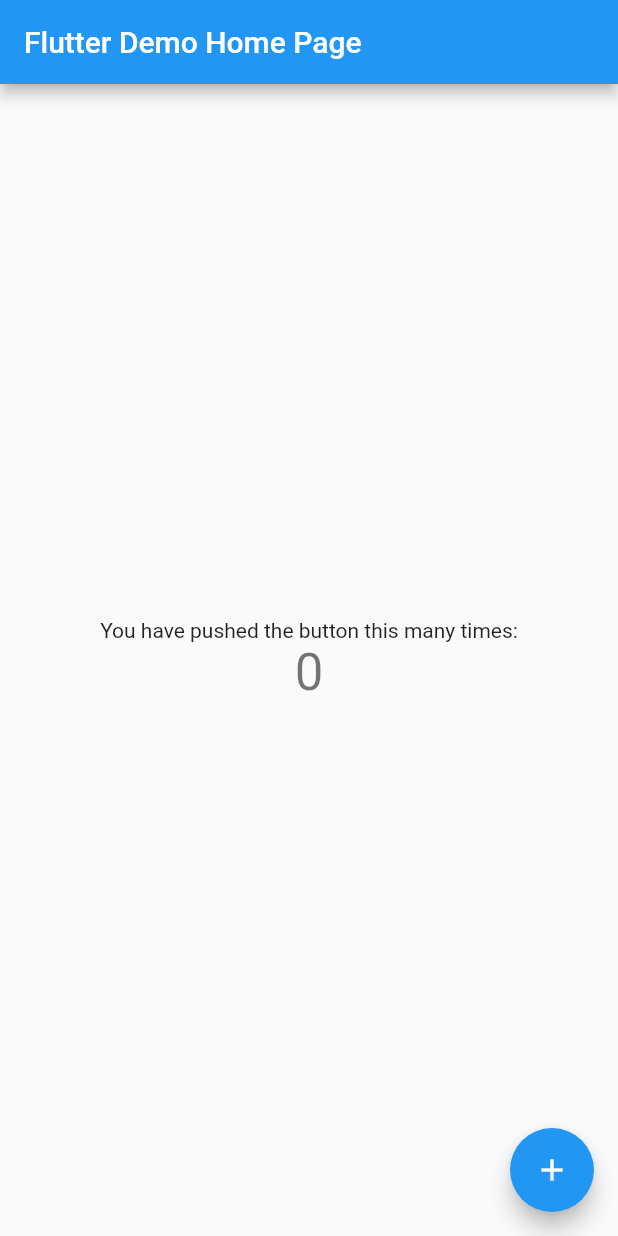
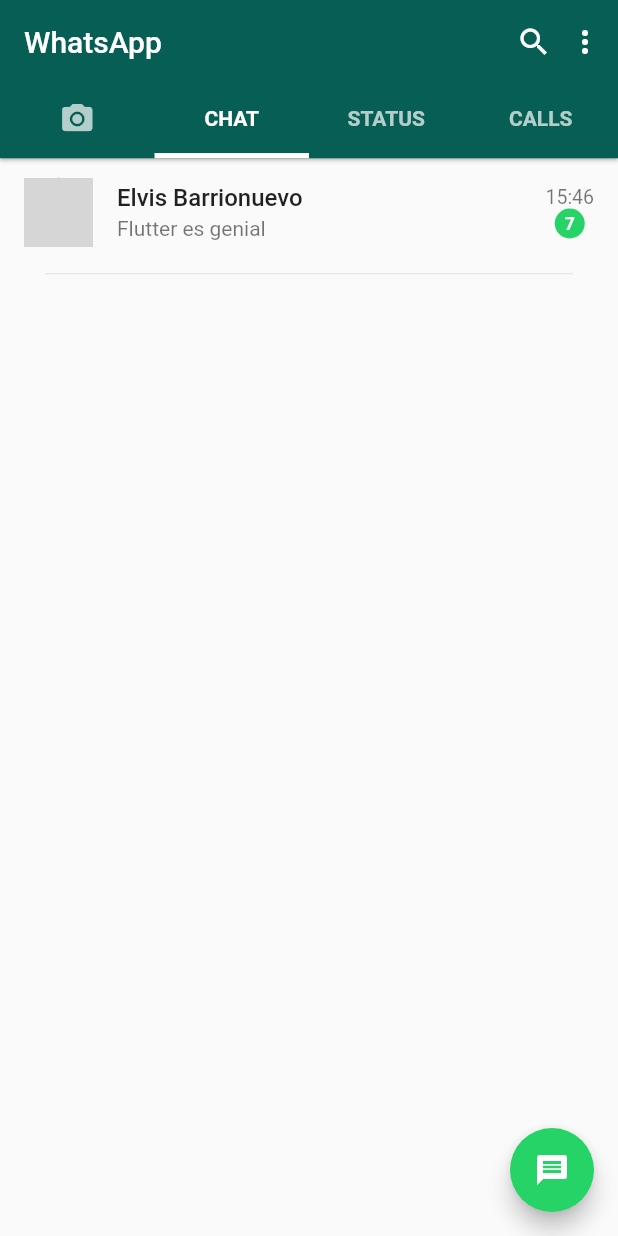
Before and after one commit to eeBarrionuevo/flutter_codigo_whatsapp, a Flutter app: the screen it shows after launch, on a phone screen of 412 x 824 dp. Run offline on Flutter 3.47's test engine with Material 2 defaults, Android fonts, the phone set to English and light mode, and no system bars; network calls fail; grey boxes are pictures that could not be loaded.

Commit message:
Chat Page part 1

```diff
--- a/lib/main.dart
+++ b/lib/main.dart
@@ -1,117 +1,23 @@
+
+import 'package:flutter/cupertino.dart';
 import 'package:flutter/material.dart';
+import 'package:flutter_codigo_whatsapp/pages/home_page.dart';
 
-void main() {
-  runApp(MyApp());
+void main(){
+  runApp(
+    MyApp()
+  );
 }
 
 class MyApp extends StatelessWidget {
-  // This widget is the root of your application.
   @override
   Widget build(BuildContext context) {
     return MaterialApp(
-      title: 'Flutter Demo',
       theme: ThemeData(
-        // This is the theme of your application.
-        //
-        // Try running your application with "flutter run". You'll see the
-        // application has a blue toolbar. Then, without quitting the app, try
-        // changing the primarySwatch below to Colors.green and then invoke
-        // "hot reload" (press "r" in the console where you ran "flutter run",
-        // or simply save your changes to "hot reload" in a Flutter IDE).
-        // Notice that the counter didn't reset back to zero; the application
-        // is not restarted.
-        primarySwatch: Colors.blue,
-        // This makes the visual density adapt to the platform that you run
-        // the app on. For desktop platforms, the controls will be smaller and
-        // closer together (more dense) than on mobile platforms.
-        visualDensity: VisualDensity.adaptivePlatformDensity,
+          primaryColor: Color(0xff075e54),
+          accentColor: Color(0xff25d366)
       ),
-      home: MyHomePage(title: 'Flutter Demo Home Page'),
+      home: HomePage(),
     );
   }
 }
-
-class MyHomePage extends StatefulWidget {
-  MyHomePage({Key key, this.title}) : super(key: key);
-
-  // This widget is the home page of your application. It is stateful, meaning
-  // that it has a State object (defined below) that contains fields that affect
-  // how it looks.
-
-  // This class is the configuration for the state. It holds the values (in this
-  // case the title) provided by the parent (in this case the App widget) and
-  // used by the build method of the State. Fields in a Widget subclass are
-  // always marked "final".
-
-  final String title;
-
-  @override
-  _MyHomePageState createState() => _MyHomePageState();
-}
-
-class _MyHomePageState extends State<MyHomePage> {
-  int _counter = 0;
-
-  void _incrementCounter() {
-    setState(() {
-      // This call to setState tells the Flutter framework that something has
-      // changed in this State, which causes it to rerun the build method below
-      // so that the display can reflect the updated values. If we changed
-      // _counter without calling setState(), then the build method would not be
-      // called again, and so nothing would appear to happen.
-      _counter++;
-    });
-  }
-
-  @override
-  Widget build(BuildContext context) {
-    // This method is rerun every time setState is called, for instance as done
-    // by the _incrementCounter method above.
-    //
-    // The Flutter framework has been optimized to make rerunning build methods
-    // fast, so that you can just rebuild anything that needs updating rather
-    // than having to individually change instances of widgets.
-    return Scaffold(
-      appBar: AppBar(
-        // Here we take the value from the MyHomePage object that was created by
-        // the App.build method, and use it to set our appbar title.
-        title: Text(widget.title),
-      ),
-      body: Center(
-        // Center is a layout widget. It takes a single child and positions it
-        // in the middle of the parent.
-        child: Column(
-          // Column is also a layout widget. It takes a list of children and
-          // arranges them vertically. By default, it sizes itself to fit its
-          // children horizontally, and tries to be as tall as its parent.
-          //
-          // Invoke "debug painting" (press "p" in the console, choose the
-          // "Toggle Debug Paint" action from the Flutter Inspector in Android
-          // Studio, or the "Toggle Debug Paint" command in Visual Studio Code)
-          // to see the wireframe for each widget.
-          //
-          // Column has various properties to control how it sizes itself and
-          // how it positions its children. Here we use mainAxisAlignment to
-          // center the children vertically; the main axis here is the vertical
-          // axis because Columns are vertical (the cross axis would be
-          // horizontal).
-          mainAxisAlignment: MainAxisAlignment.center,
-          children: <Widget>[
-            Text(
-              'You have pushed the button this many times:',
-            ),
-            Text(
-              '$_counter',
-              style: Theme.of(context).textTheme.headline4,
-            ),
-          ],
-        ),
-      ),
-      floatingActionButton: FloatingActionButton(
-        onPressed: _incrementCounter,
-        tooltip: 'Increment',
-        child: Icon(Icons.add),
-      ), // This trailing comma makes auto-formatting nicer for build methods.
-    );
-  }
-}
--- /dev/null
+++ b/lib/pages/call_page.dart
@@ -0,0 +1,14 @@
+
+
+import 'package:flutter/material.dart';
+
+class CallPage extends StatelessWidget {
+  @override
+  Widget build(BuildContext context) {
+    return Scaffold(
+      body: Center(
+        child: Text("Call Page"),
+      ),
+    );
+  }
+}
--- /dev/null
+++ b/lib/pages/camera_page.dart
@@ -0,0 +1,14 @@
+
+
+import 'package:flutter/material.dart';
+
+class CameraPage extends StatelessWidget {
+  @override
+  Widget build(BuildContext context) {
+    return Scaffold(
+      body: Center(
+        child: Text("Camera Page"),
+      ),
+    );
+  }
+}
--- /dev/null
+++ b/lib/pages/chat_page.dart
@@ -0,0 +1,71 @@
+import 'package:flutter/material.dart';
+
+class ChatPage extends StatelessWidget {
+  @override
+  Widget build(BuildContext context) {
+    return ListView(
+      children: [
+        ListTile(
+          leading: CircleAvatar(
+            radius: 23.0,
+            backgroundColor: Colors.grey,
+            backgroundImage: NetworkImage(
+                "https://images.pexels.com/photos/937481/pexels-photo-937481.jpeg?auto=compress&cs=tinysrgb&dpr=2&h=750&w=1260"),
+          ),
+          title: Text(
+            "Elvis Barrionuevo",
+            style: TextStyle(fontWeight: FontWeight.w500, fontSize: 16.0),
+          ),
+          subtitle: Text("Flutter es genial"),
+          trailing: Column(
+            mainAxisAlignment: MainAxisAlignment.center,
+            children: [
+              Text(
+                "15:46",
+                style: TextStyle(fontSize: 13.0, color: Colors.black54),
+              ),
+              Container(
+                width: 20,
+                height: 20,
+                decoration: BoxDecoration(
+                  color: Theme.of(context).accentColor,
+                  borderRadius: BorderRadius.circular(50),
+                ),
+                child: Center(
+                  child: Text(
+                    "7",
+                    style: TextStyle(
+                        color: Colors.white,
+                        fontSize: 12,
+                        fontWeight: FontWeight.bold),
+                  ),
+                ),
+              ),
+
+
+              // CircleAvatar(
+              //   radius: 10,
+              //   backgroundColor: Theme.of(context).accentColor,
+              //   child: Text(
+              //     "7",
+              //     style: TextStyle(
+              //       color: Colors.white,
+              //       fontSize: 11,
+              //       fontWeight: FontWeight.bold
+              //     ),
+              //   ),
+              // )
+            ],
+          ),
+        ),
+        Container(
+          padding: EdgeInsets.symmetric(horizontal: 30),
+          child: Divider(
+            height: 10,
+            thickness: 0.5,
+          ),
+        )
+      ],
+    );
+  }
+}
--- /dev/null
+++ b/lib/pages/home_page.dart
@@ -0,0 +1,86 @@
+import 'package:flutter/material.dart';
+import 'package:flutter_codigo_whatsapp/pages/call_page.dart';
+import 'package:flutter_codigo_whatsapp/pages/camera_page.dart';
+import 'package:flutter_codigo_whatsapp/pages/chat_page.dart';
+import 'package:flutter_codigo_whatsapp/pages/status_page.dart';
+
+class HomePage extends StatefulWidget {
+  @override
+  _HomePageState createState() => _HomePageState();
+}
+
+class _HomePageState extends State<HomePage>
+    with SingleTickerProviderStateMixin {
+  TabController _tabController;
+
+  @override
+  void initState() {
+    super.initState();
+
+    _tabController = TabController(vsync: this, length: 4, initialIndex: 1);
+  }
+
+  @override
+  Widget build(BuildContext context) {
+    return Scaffold(
+      appBar: AppBar(
+        title: Text("WhatsApp"),
+        actions: [
+          Icon(Icons.search),
+          SizedBox(
+            width: 10.0,
+          ),
+          Icon(Icons.more_vert),
+          SizedBox(
+            width: 10.0,
+          ),
+        ],
+        elevation: 1,
+        bottom: TabBar(
+          controller: _tabController,
+          indicatorColor: Colors.white,
+          indicatorWeight: 3.5,
+          tabs: [
+            Tab(
+              icon: Icon(Icons.camera_alt),
+            ),
+            Tab(
+              child: Text(
+                "CHAT",
+                style: TextStyle(fontSize: 14.0, fontWeight: FontWeight.bold),
+              ),
+            ),
+            Tab(
+              child: Text(
+                "STATUS",
+                style: TextStyle(fontSize: 14.0, fontWeight: FontWeight.bold),
+              ),
+            ),
+            Tab(
+              child: Text(
+                "CALLS",
+                style: TextStyle(fontSize: 14.0, fontWeight: FontWeight.bold),
+              ),
+            ),
+          ],
+        ),
+      ),
+      body: TabBarView(
+        controller: _tabController,
+        children: [
+          CameraPage(),
+          ChatPage(),
+          StatusPage(),
+          CallPage(),
+        ],
+      ),
+      floatingActionButton: FloatingActionButton(
+        onPressed: () {},
+        child: Icon(
+          Icons.message,
+          color: Colors.white,
+        ),
+      ),
+    );
+  }
+}
--- /dev/null
+++ b/lib/pages/status_page.dart
@@ -0,0 +1,13 @@
+
+import 'package:flutter/material.dart';
+
+class StatusPage extends StatelessWidget {
+  @override
+  Widget build(BuildContext context) {
+    return Scaffold(
+      body: Center(
+        child: Text("Status Page"),
+      ),
+    );
+  }
+}
```
